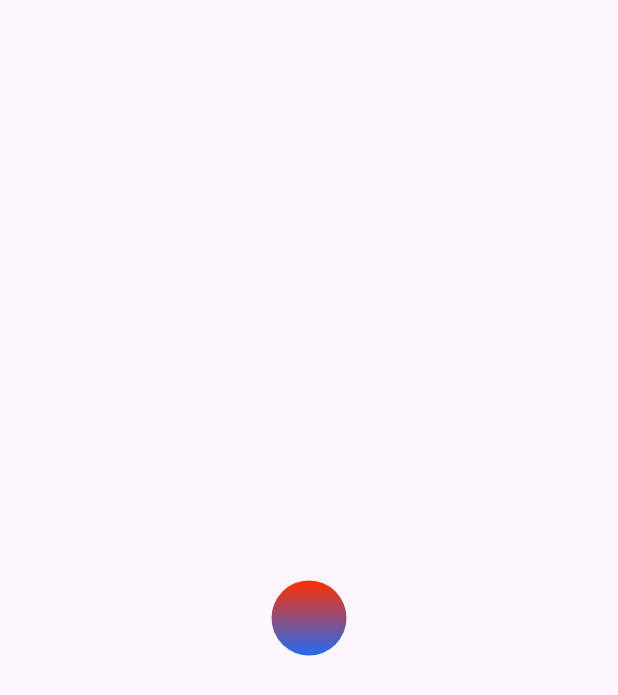
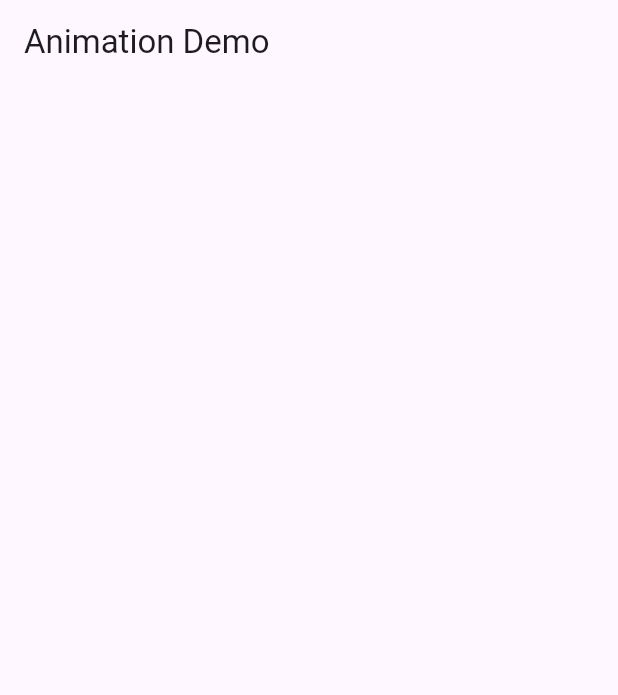
Before and after one commit to amenallahmenjli/Application-d-approximation, a Flutter app: the screen it shows after launch, on a phone screen of 412 x 824 dp. Shown: the top 695 px of the screen. Run offline on Flutter 3.47's test engine with Material 2 defaults, Android fonts, the light colour scheme and no system bars.

Commit message:
trying a new idea

```diff
--- a/lib/main.dart
+++ b/lib/main.dart
@@ -1,3 +1,4 @@
+import 'package:bouncy_animation/screens/home.dart';
 import 'package:flutter/material.dart';
 import 'screens/my_home_page.dart';
 
@@ -14,7 +15,7 @@ class MyApp extends StatelessWidget {
       theme: ThemeData(
         useMaterial3: true,
       ),
-      home: const MyHomePage(),
+      home: Home(),
     );
   }
 }
--- /dev/null
+++ b/lib/screens/home.dart
@@ -0,0 +1,17 @@
+import 'package:flutter/material.dart';
+
+class Home extends StatefulWidget {
+  @override
+  _HomeState createState() => _HomeState();
+}
+
+class _HomeState extends State<Home> {
+  @override
+  Widget build(BuildContext context) {
+    return Scaffold(
+      appBar: AppBar(
+        title: Text("Animation Demo"),
+      ),
+    );
+  }
+}
--- a/lib/screens/my_home_page.dart
+++ b/lib/screens/my_home_page.dart
@@ -9,11 +9,13 @@ class MyHomePage extends StatefulWidget {
   State<MyHomePage> createState() => _MyHomePageState();
 }
 
-// The State
+// Add the SingleTickerProviderStateMixin to the state of MyHomePage
+//
 class _MyHomePageState extends State<MyHomePage>
     with SingleTickerProviderStateMixin {
   late AnimationController _controller;
   late SpringSimulation _simulation;
+
   @override
   void initState() {
     super.initState();
```
Also changed, not shown: pubspec.lock.
